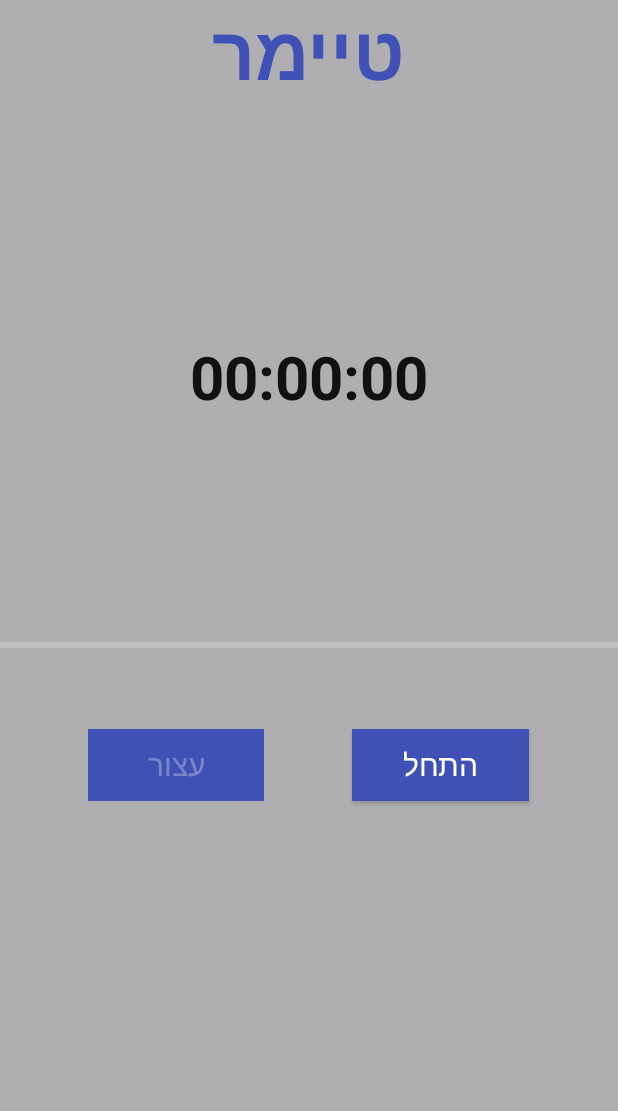
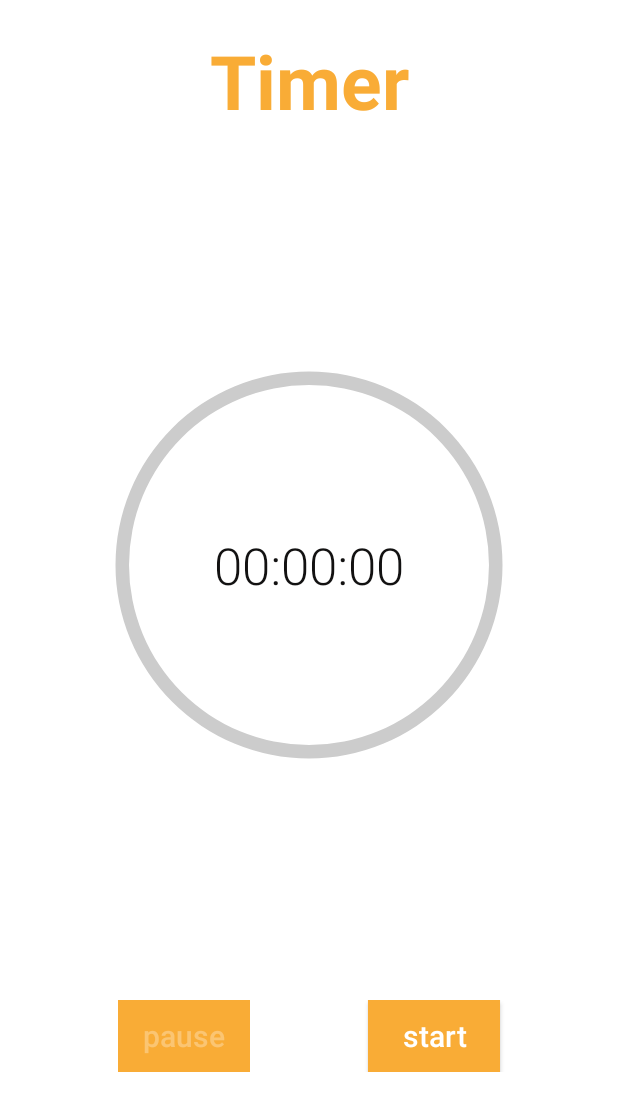
Before and after one commit to shanirfrid/CookingApp, an Android app: the Timerrun screen opened directly, with no data from a screen before it, on a phone screen of 412 x 824 dp. Shown: the top 1111 px of the screen. Run offline under Robolectric (Android 15) with nearby library versions, the phone set to English and light mode, and no system bars.

Commit message:
feat[Timer Run]: Update timer run activity layout

```diff
--- a/app/src/main/res/layout/activity_timerrun.xml
+++ b/app/src/main/res/layout/activity_timerrun.xml
@@ -1,89 +1,97 @@
 <?xml version="1.0" encoding="utf-8"?>
-<LinearLayout xmlns:android="http://schemas.android.com/apk/res/android"
+<android.support.constraint.ConstraintLayout xmlns:android="http://schemas.android.com/apk/res/android"
     xmlns:app="http://schemas.android.com/apk/res-auto"
     xmlns:tools="http://schemas.android.com/tools"
     android:layout_width="match_parent"
-    android:orientation="vertical"
-    android:weightSum="11"
-    android:background="#afafb1"
     android:layout_height="match_parent"
+    android:background="#fff"
     tools:context="com.example.shanir.cookingappofshanir.Timerrun">
 
     <TextView
+        android:id="@+id/tvheadruntime"
         android:layout_width="wrap_content"
-        android:layout_height="0dp"
-        android:layout_weight="2"
-        android:text="טיימר"
-        android:textColor="@color/colorPrimary"
+        android:layout_height="wrap_content"
+        android:layout_gravity="center"
+        android:layout_marginTop="20dp"
+        android:text="Timer"
+        android:textColor="#F9AC36"
+        android:textSize="50sp"
         android:textStyle="bold"
-        android:textSize="50sp"
-        android:id="@+id/tvheadruntime"
-        android:layout_gravity="center"
-        />
-    <LinearLayout
-        android:layout_width="wrap_content"
-        android:layout_weight="1"
-        android:layout_height="0dp">
+        app:layout_constraintEnd_toEndOf="parent"
+        app:layout_constraintStart_toStartOf="parent"
+        app:layout_constraintTop_toTopOf="parent" />
 
-    </LinearLayout>
-    <TextView
-        android:layout_width="wrap_content"
-        android:layout_height="0dp"
-        android:layout_weight="2"
-        android:text="00:00"
-        android:textColor="#121111"
-        android:textStyle="bold"
-        android:textSize="40sp"
-        android:id="@+id/tvtime1"
-        android:layout_gravity="center"
-        />
+    <android.support.constraint.ConstraintLayout
+        android:id="@+id/timer_layout"
+        android:layout_width="360dp"
+        android:layout_height="360dp"
+        app:layout_constraintBottom_toTopOf="@id/start_stop_layout"
+        app:layout_constraintEnd_toEndOf="parent"
+        app:layout_constraintStart_toStartOf="parent"
+        app:layout_constraintTop_toBottomOf="@id/tvheadruntime">
 
-    <ProgressBar
-        android:id="@+id/progressBar1"
-        style="?android:attr/progressBarStyleHorizontal"
-        android:layout_width="match_parent"
-        android:layout_gravity="center"
-        android:textDirection="ltr"
-        android:layout_weight="1.5"
-        android:layout_height="0dp" />
+        <TextView
+            android:id="@+id/tvtime1"
+            android:layout_width="wrap_content"
+            android:layout_height="wrap_content"
+            android:fontFamily="sans-serif-light"
+            android:text="00:00:00"
+            android:textColor="#121111"
+            android:textSize="34sp"
+            app:layout_constraintBottom_toBottomOf="@id/progressBar1"
+            app:layout_constraintEnd_toEndOf="@id/progressBar1"
+            app:layout_constraintStart_toStartOf="@id/progressBar1"
+            app:layout_constraintTop_toTopOf="@id/progressBar1" />
 
-    <LinearLayout
-        android:layout_width="match_parent"
-        android:layout_weight="3"
-        android:orientation="horizontal"
-        android:weightSum="3.5"
-        android:layout_height="0dp">
+        <ProgressBar
+            android:id="@+id/progressBar1"
+            android:layout_width="match_parent"
+            android:layout_height="match_parent"
+            android:layout_gravity="center"
+            android:indeterminateOnly="false"
+            android:progress="100"
+            android:progressDrawable="@drawable/circular_progress_bar"
+            android:textDirection="ltr"
+            app:layout_constraintBottom_toBottomOf="parent"
+            app:layout_constraintEnd_toEndOf="parent"
+            app:layout_constraintStart_toStartOf="parent"
+            app:layout_constraintTop_toTopOf="parent" />
 
-        <LinearLayout
-            android:layout_width="0dp"
-            android:layout_weight="0.5"
-            android:layout_height="wrap_content">
-
-        </LinearLayout>
-    <Button
-        android:layout_width="0dp"
-        android:layout_height="wrap_content"
-        android:layout_weight="1"
-        android:textSize="20sp"
-        android:background="@color/colorPrimary"
-        android:id="@+id/btstop1"
-        android:text="עצור"/>
-        <LinearLayout
-            android:layout_width="0dp"
-            android:layout_weight="0.5"
-            android:layout_height="wrap_content">
-
-        </LinearLayout>
-    <Button
-        android:layout_width="0dp"
-        android:layout_height="wrap_content"
-        android:layout_weight="1"
-        android:background="@color/colorPrimary"
-        android:textSize="20sp"
-        android:id="@+id/btstart1"
-        android:text="התחל"/>
-    </LinearLayout>
+    </android.support.constraint.ConstraintLayout>
 
 
+    <android.support.constraint.ConstraintLayout
+        android:id="@+id/start_stop_layout"
+        android:layout_width="match_parent"
+        android:layout_height="wrap_content"
+        app:layout_constraintBottom_toBottomOf="parent"
+        app:layout_constraintTop_toBottomOf="@id/timer_layout">
 
-</LinearLayout>
+        <Button
+            android:id="@+id/btstop1"
+            android:layout_width="wrap_content"
+            android:layout_height="wrap_content"
+            android:background="#F9AC36"
+            android:text="pause"
+            android:textAllCaps="false"
+            android:textSize="20sp"
+            app:layout_constraintBottom_toBottomOf="parent"
+            app:layout_constraintEnd_toStartOf="@id/btstart1"
+            app:layout_constraintStart_toStartOf="parent"
+            app:layout_constraintTop_toTopOf="parent" />
+
+        <Button
+            android:id="@+id/btstart1"
+            android:layout_width="wrap_content"
+            android:layout_height="wrap_content"
+            android:background="#F9AC36"
+            android:text="start"
+            android:textAllCaps="false"
+            android:textSize="20sp"
+            app:layout_constraintBottom_toBottomOf="parent"
+            app:layout_constraintEnd_toEndOf="parent"
+            app:layout_constraintStart_toEndOf="@id/btstop1"
+            app:layout_constraintTop_toTopOf="parent" />
+
+    </android.support.constraint.ConstraintLayout>
+</android.support.constraint.ConstraintLayout>
```
